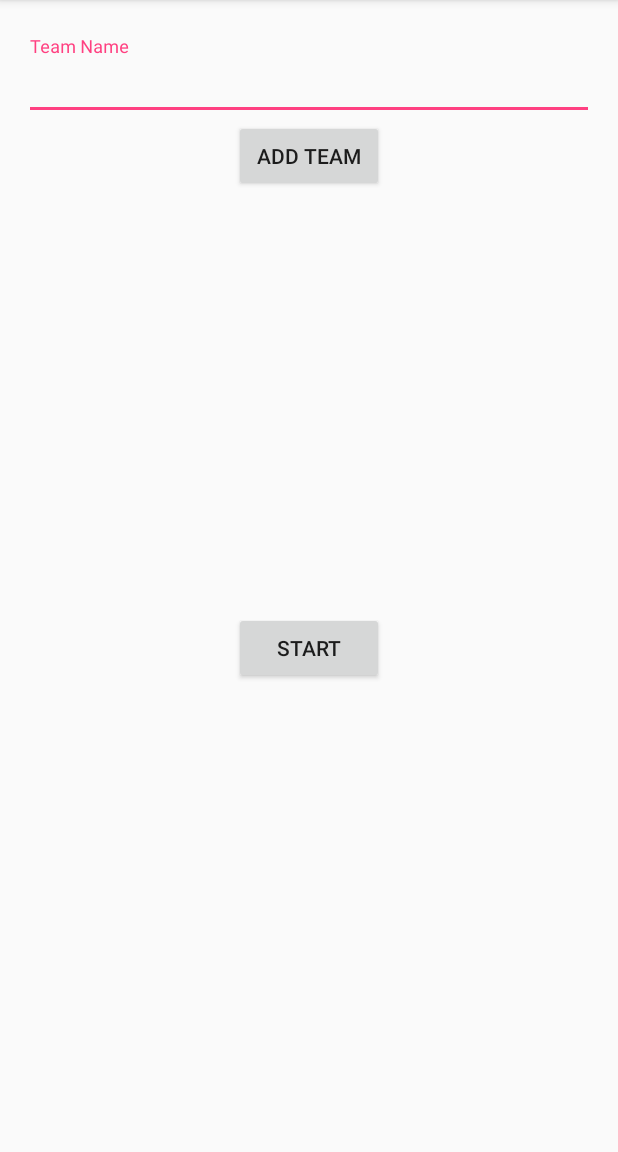
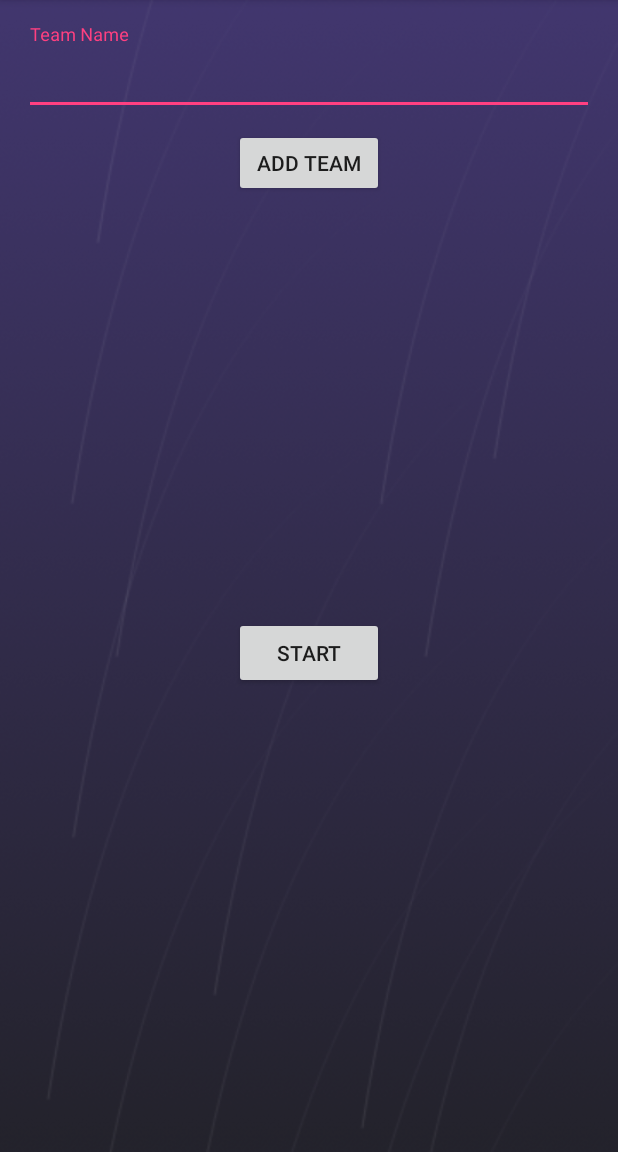
Before and after one commit to JacobSogaard/BeerPongApp, an Android app: the add_teams_activity screen opened directly, with no data from a screen before it, on a phone screen of 412 x 824 dp, the part 84-1236 px from its top. Run offline under Robolectric (Android 15) with nearby library versions, the phone set to English and light mode, and no system bars; our stand-ins replace ButterKnife.

Commit message:
More work on adding teams activity

```diff
--- a/app/src/main/java/app/beerpong/beerpongapp/add_teams_activity.java
+++ b/app/src/main/java/app/beerpong/beerpongapp/add_teams_activity.java
@@ -4,6 +4,7 @@ import android.app.AlertDialog;
 import android.app.PendingIntent;
 import android.content.Context;
 import android.content.DialogInterface;
+import android.content.Intent;
 import android.support.design.widget.TextInputEditText;
 import android.support.v7.app.AppCompatActivity;
 import android.os.Bundle;
@@ -120,7 +121,7 @@ public class add_teams_activity extends AppCompatActivity {
      */
     private void openRemoveTeamAlert() {
         AlertDialog.Builder builder = new AlertDialog.Builder(teamsLView.getContext());
-        builder.setMessage("Remove This Team?");
+        builder.setMessage("Remove This Team:\n\t\t" + teamToRemove.getName() + "?");
         builder.setCancelable(true);
 
         builder.setPositiveButton("Yes", new DialogInterface.OnClickListener() {
@@ -146,8 +147,9 @@ public class add_teams_activity extends AppCompatActivity {
 
     private void setStartBTN() {
         this.startBTN.setOnClickListener(new View.OnClickListener() {
+            @Override
             public void onClick(View v) {
-
+                startActivity(new Intent(add_teams_activity.this,current_match_activity.class));
             }
         });
     }
--- a/app/src/main/res/layout/activity_add_teams_activity.xml
+++ b/app/src/main/res/layout/activity_add_teams_activity.xml
@@ -5,16 +5,17 @@
     android:layout_width="match_parent"
     android:layout_height="match_parent"
     android:minHeight="28dp"
+    android:background="@drawable/bg"
     tools:context=".add_teams_activity">
 
     <LinearLayout
         android:layout_width="0dp"
-        android:layout_height="wrap_content"
+        android:layout_height="443dp"
         android:layout_marginEnd="16dp"
         android:layout_marginLeft="16dp"
         android:layout_marginRight="16dp"
         android:layout_marginStart="16dp"
-        android:layout_marginTop="24dp"
+        android:layout_marginTop="16dp"
         android:gravity="center"
         android:orientation="vertical"
         app:layout_constraintEnd_toEndOf="parent"
@@ -22,21 +23,30 @@
         app:layout_constraintTop_toTopOf="parent">
 
         <android.support.design.widget.TextInputLayout
+            style="@android:color/white"
             android:layout_width="match_parent"
-            android:layout_height="wrap_content">
+            android:layout_height="70dp"
+            android:textColorHint="@android:color/white"
+            android:theme="@android:color/white">
+
 
             <android.support.design.widget.TextInputEditText
                 android:id="@+id/teamNameTin"
+                style="@android:color/white"
                 android:layout_width="match_parent"
-                android:layout_height="wrap_content"
-                android:hint="Team Name" />
+                android:layout_height="50dp"
+                android:hint="Team Name"
+                android:textColor="@android:color/white"
+                android:textColorHighlight="@android:color/white"
+                android:textColorHint="@android:color/white"
+                android:textColorLink="@android:color/white" />
 
         </android.support.design.widget.TextInputLayout>
 
         <Button
             android:id="@+id/addTeamBTN"
             android:layout_width="100dp"
-            android:layout_height="wrap_content"
+            android:layout_height="45dp"
             android:text="Add Team" />
 
         <ListView
```
